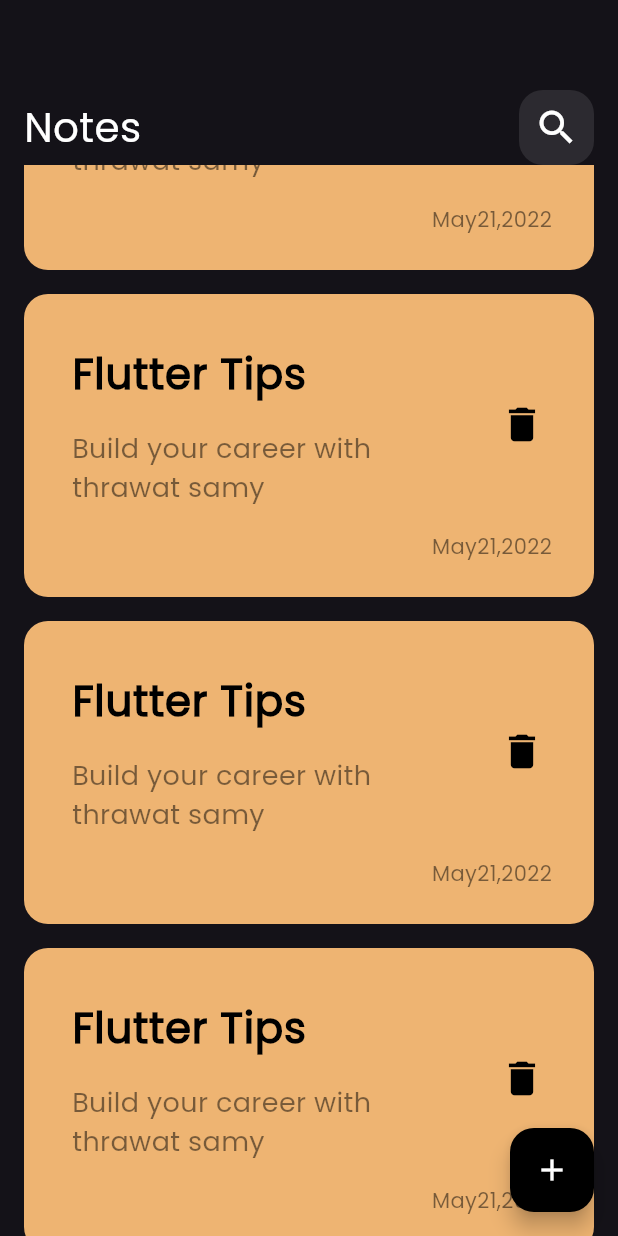
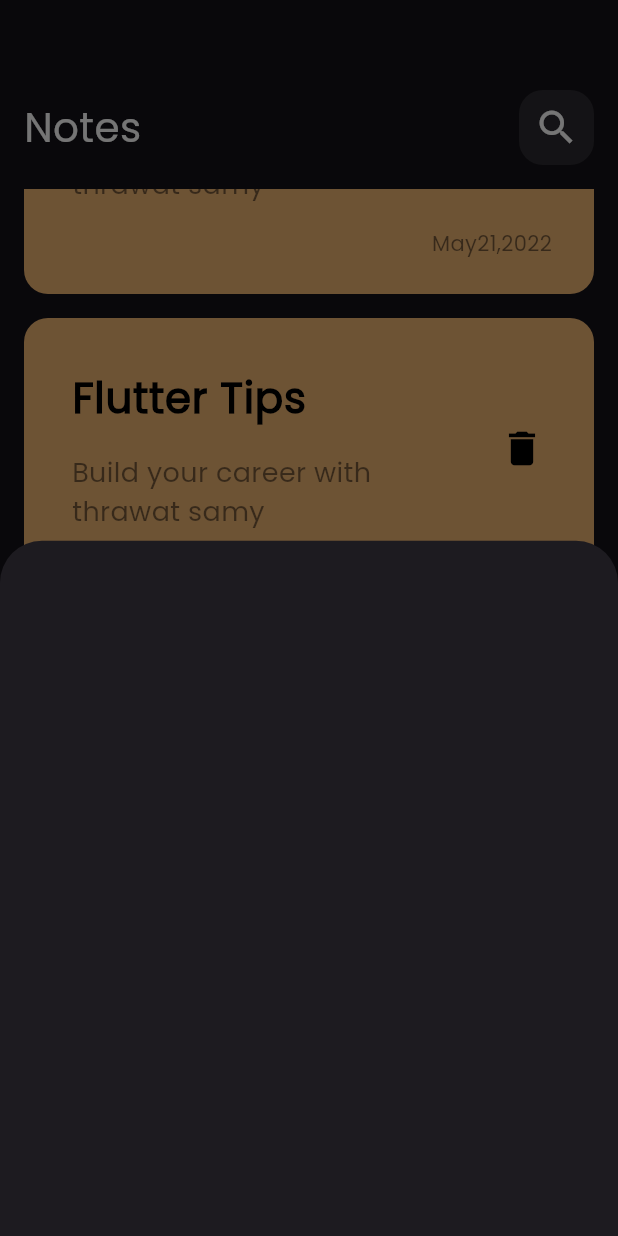
Before and after one commit to mennamatter321/notes_app, a Flutter app: the screen it shows after launch, scrolled down 576 dp, after a tap on the "add" icon, on a phone screen of 412 x 824 dp. Run offline on Flutter 3.47's test engine with Material 3 defaults, Android fonts, the phone set to English and light mode, and no system bars.

Commit message:
add buttom sheet

```diff
--- a/lib/views/noteshomeview.dart
+++ b/lib/views/noteshomeview.dart
@@ -1,4 +1,5 @@
 import 'package:flutter/material.dart';
+import 'package:notesapp/widgets/buttomsheet.dart';
 import 'package:notesapp/widgets/notesviewbody.dart';
 
 class Notesview extends StatelessWidget {
@@ -9,7 +10,13 @@ class Notesview extends StatelessWidget {
     return Scaffold(
       floatingActionButton: FloatingActionButton(
         backgroundColor: Colors.black,
-        onPressed: () {},
+        onPressed: () {
+          showModalBottomSheet(
+              context: context,
+              builder: (context) {
+                return const Buttomsheet();
+              });
+        },
         child: const Icon(
           Icons.add,
           color: Colors.white,
--- /dev/null
+++ b/lib/widgets/buttomsheet.dart
@@ -0,0 +1,10 @@
+import 'package:flutter/material.dart';
+
+class Buttomsheet extends StatelessWidget {
+  const Buttomsheet({super.key});
+
+  @override
+  Widget build(BuildContext context) {
+    return Container();
+  }
+}
--- a/lib/widgets/noteslistview.dart
+++ b/lib/widgets/noteslistview.dart
@@ -6,11 +6,15 @@ class Noteslistview extends StatelessWidget {
 
   @override
   Widget build(BuildContext context) {
-    return ListView.builder(itemBuilder: (context, index) {
-      return const Padding(
-        padding: EdgeInsets.symmetric(vertical: 8),
-        child: Noteitem(),
-      );
-    });
+    return Padding(
+      padding: const EdgeInsets.symmetric(vertical: 16.0),
+      child: ListView.builder(itemBuilder: (context, index) {
+        const Padding(padding: EdgeInsets.zero);
+        return const Padding(
+          padding: EdgeInsets.symmetric(vertical: 8),
+          child: Noteitem(),
+        );
+      }),
+    );
   }
 }
```
